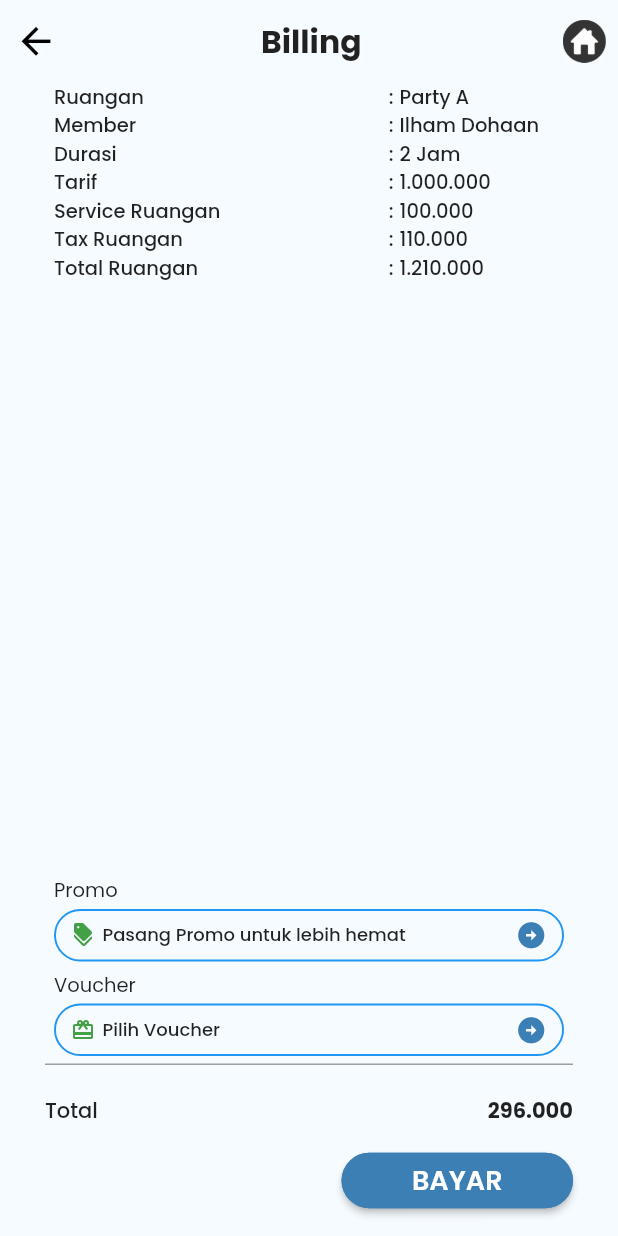
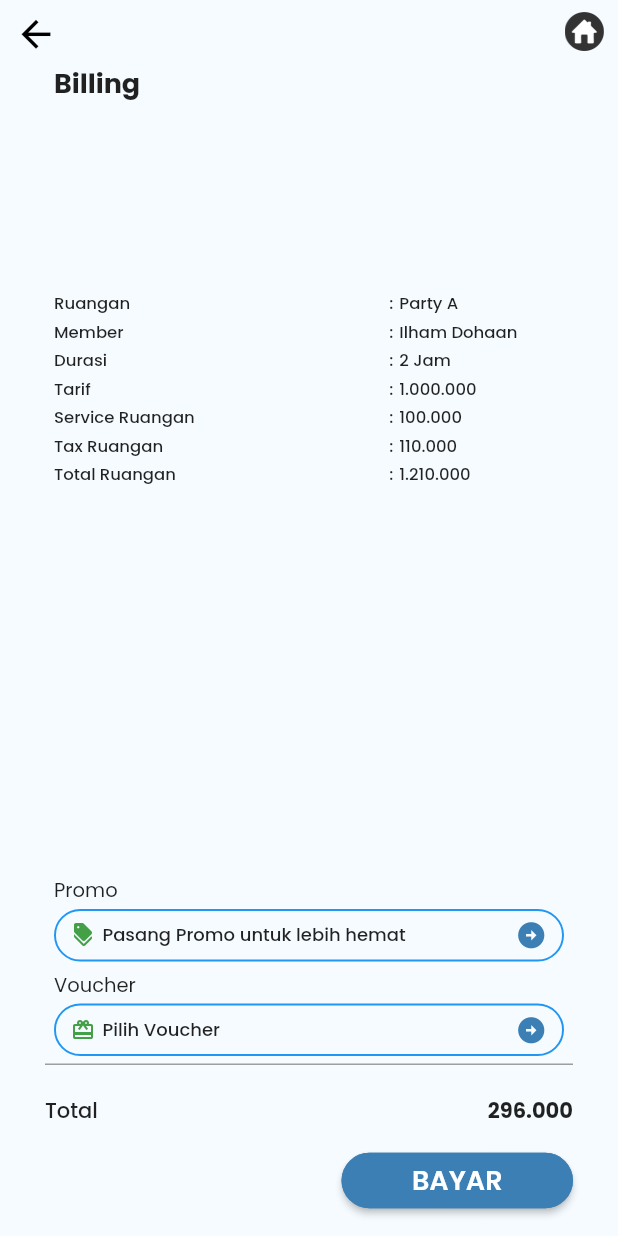
Before and after one commit to ilhmdhn/self_service, a Flutter app: the BillingPage screen opened directly with empty values, on a phone screen of 412 x 824 dp. Run offline on Flutter 3.47's test engine with Material 2 defaults, Android fonts, the phone set to English and light mode, and no system bars; our stand-ins replace auto_size_text, cached_network_image, carousel_slider, flutter_bloc, flutter_svg, flutter_widget_from_html_core and 4 more; accounts and stored records are empty.

Commit message:
list halaman billing lebih kecil

```diff
--- a/lib/main.dart
+++ b/lib/main.dart
@@ -66,10 +66,8 @@ class SelfService extends StatelessWidget {
         CategoryAndRoomPage.nameRoute: (context) => CategoryAndRoomPage(),
         RoomDetailPage.nameRoute: (context) => const RoomDetailPage(),
         RegisterClubPage.nameRoute: (context) => const RegisterClubPage(),
-        ReservationInputPage.nameRoute: (context) =>
-            const ReservationInputPage(),
-        FnBOrderOfferingPage.nameRoute: (context) =>
-            const FnBOrderOfferingPage(),
+        ReservationInputPage.nameRoute: (context) => const ReservationInputPage(),
+        FnBOrderOfferingPage.nameRoute: (context) => const FnBOrderOfferingPage(),
         SlipCheckinPage.nameRoute: (context) => const SlipCheckinPage(),
         FnbListPage.nameRoute: (context) => const FnbListPage(),
         BillingPage.nameRoute: (context) => const BillingPage(),
--- a/lib/page/invoice_page/billing_page.dart
+++ b/lib/page/invoice_page/billing_page.dart
@@ -27,7 +27,7 @@ class BillingPage extends StatelessWidget {
           mainAxisAlignment: MainAxisAlignment.spaceBetween,
           children: [
             SizedBox(
-              height: 55,
+              height: 42,
               child: Row(
                 mainAxisAlignment: MainAxisAlignment.spaceBetween,
                 children: [
@@ -38,12 +38,6 @@ class BillingPage extends StatelessWidget {
                     icon: const Icon(Icons.arrow_back),
                     iconSize: 29,
                     color: Colors.black,
-                  ),
-                  Text(
-                    'Billing',
-                    style: GoogleFonts.poppins(
-                        fontWeight: FontWeight.bold, fontSize: 21),
-                    textAlign: TextAlign.left,
                   ),
                   SizedBox(
                     width: 45,
@@ -93,6 +87,12 @@ class BillingPage extends StatelessWidget {
                 mainAxisAlignment: MainAxisAlignment.spaceBetween,
                 crossAxisAlignment: CrossAxisAlignment.start,
                 children: [
+                  Text(
+                    'Billing',
+                    style: GoogleFonts.poppins(
+                        fontWeight: FontWeight.bold, fontSize: 18),
+                    textAlign: TextAlign.left,
+                  ),
                   SizedBox(
                     width: double.infinity,
                     child: Column(
@@ -117,6 +117,10 @@ class BillingPage extends StatelessWidget {
                                     style: FontBilling.textBilling())),
                           ],
                         ),
+                        //space height
+                        const SizedBox(
+                          height: 3,
+                        ),
                         Row(
                           children: [
                             Expanded(
@@ -134,6 +138,10 @@ class BillingPage extends StatelessWidget {
                                 child: Text('Ilham Dohaan',
                                     style: FontBilling.textBilling())),
                           ],
+                        ),
+                        //space height
+                        const SizedBox(
+                          height: 3,
                         ),
                         Row(
                           children: [
@@ -153,6 +161,10 @@ class BillingPage extends StatelessWidget {
                                     style: FontBilling.textBilling())),
                           ],
                         ),
+                        //space height
+                        const SizedBox(
+                          height: 3,
+                        ),
                         Row(
                           children: [
                             Expanded(
@@ -170,6 +182,10 @@ class BillingPage extends StatelessWidget {
                                 child: Text(Currency.toRupiah(1000000),
                                     style: FontBilling.textBilling())),
                           ],
+                        ),
+                        //space height
+                        const SizedBox(
+                          height: 3,
                         ),
                         Row(
                           children: [
@@ -189,6 +205,10 @@ class BillingPage extends StatelessWidget {
                                     style: FontBilling.textBilling())),
                           ],
                         ),
+                        //space height
+                        const SizedBox(
+                          height: 3,
+                        ),
                         Row(
                           children: [
                             Expanded(
@@ -206,6 +226,10 @@ class BillingPage extends StatelessWidget {
                                 child: Text(Currency.toRupiah(110000),
                                     style: FontBilling.textBilling())),
                           ],
+                        ),
+                        //space height
+                        const SizedBox(
+                          height: 3,
                         ),
                         Row(
                           children: [
--- a/lib/page/review_bill_page.dart
+++ b/lib/page/review_bill_page.dart
@@ -14,10 +14,10 @@ class ReviewBillPage extends StatelessWidget {
             child: Column(
               mainAxisAlignment: MainAxisAlignment.start,
               children: [
-                const SizedBox(
+                SizedBox(
                   height: 10,
                 ),
-                const Text(
+                Text(
                   'Invoice',
                   style: TextStyle(fontSize: 21),
                 ),
--- a/lib/page/style/color_style.dart
+++ b/lib/page/style/color_style.dart
@@ -6,8 +6,12 @@ class CustomColorStyle {
   }
 
   static Color lightBlue() {
-    return const Color(0xfff6fbff);
+    return CustomColorStyle().hexToColor('#F5FBFF');
   }
+
+  // static Color lightBlue() {
+  //   return const Color(0xfff6fbff);
+  // }
 
   static Color darkBlue() {
     return const Color(0xff3c7fb4);
--- a/lib/page/style/text_style.dart
+++ b/lib/page/style/text_style.dart
@@ -3,6 +3,6 @@ import 'package:google_fonts/google_fonts.dart';
 
 class FontBilling {
   static TextStyle textBilling() {
-    return GoogleFonts.poppins(fontWeight: FontWeight.w500, fontSize: 13);
+    return GoogleFonts.poppins(fontWeight: FontWeight.w500, fontSize: 11);
   }
 }
```
Also changed, not shown: lib/page/room_detail_page/room_detail_page.dart (+13 -12 lines).
